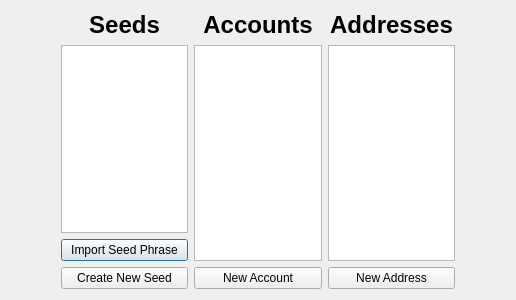
This is src/qt/addressesdialog.ui in saluscoin/salus as Qt 5 draws it before an edit. The edited form follows.
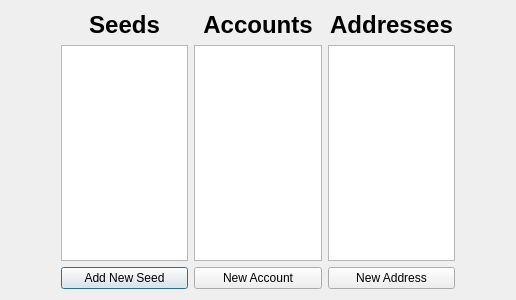
This is the edited form.

Commit message: Store multiple hd seeds to walletdb. Create and import seeds through HD Wallet dialog.

What changed in the file:
```diff
--- a/src/qt/addressesdialog.ui
+++ b/src/qt/addressesdialog.ui
@@ -47,14 +47,7 @@
        <item>
         <widget class="QPushButton" name="buttonImportSeed">
          <property name="text">
-          <string>Import Seed Phrase</string>
-         </property>
-        </widget>
-       </item>
-       <item>
-        <widget class="QPushButton" name="buttonCreateSeed">
-         <property name="text">
-          <string>Create New Seed</string>
+          <string>Add New Seed</string>
          </property>
         </widget>
        </item>
```
Left out of the diff: 2 changed lines with no effect on the pictures. The commit also changes 8 other files.
